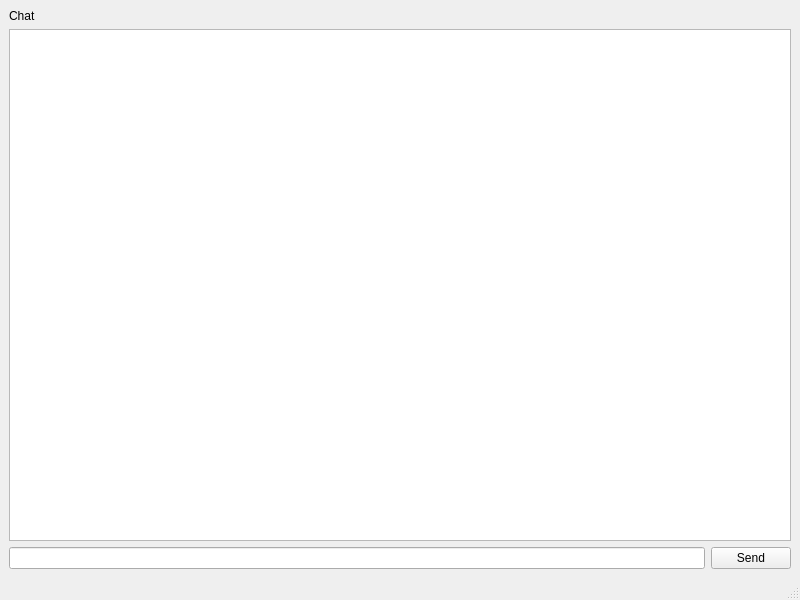
The window that qt/TcpSocketChat/ChatClient/mainwindow.ui (ilyayunkin/CppSandbox) describes before a commit, drawn with Qt 5.
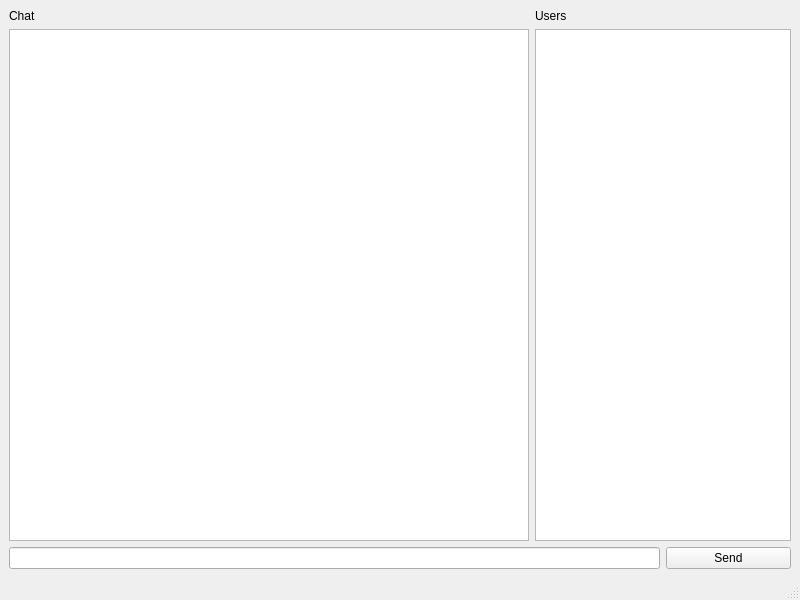
The same window after the commit.

Commit message: User list feature implemented in the chat

```diff
--- a/qt/TcpSocketChat/ChatClient/mainwindow.ui
+++ b/qt/TcpSocketChat/ChatClient/mainwindow.ui
@@ -15,27 +15,37 @@
   </property>
   <widget class="QWidget" name="centralwidget">
    <layout class="QGridLayout" name="gridLayout">
-    <item row="1" column="0" colspan="2">
+    <item row="0" column="0">
+     <widget class="QLabel" name="label">
+      <property name="text">
+       <string>Chat</string>
+      </property>
+     </widget>
+    </item>
+    <item row="1" column="0">
      <widget class="QTextEdit" name="chatTextEdit">
       <property name="readOnly">
        <bool>true</bool>
       </property>
      </widget>
     </item>
-    <item row="2" column="0">
-     <widget class="QLineEdit" name="messageLineEdit"/>
+    <item row="1" column="1" colspan="2">
+     <widget class="QTextEdit" name="userListTextEdit"/>
     </item>
-    <item row="2" column="1">
+    <item row="2" column="2">
      <widget class="QPushButton" name="sendButtonButton">
       <property name="text">
        <string>Send</string>
       </property>
      </widget>
     </item>
-    <item row="0" column="0">
-     <widget class="QLabel" name="label">
+    <item row="2" column="0" colspan="2">
+     <widget class="QLineEdit" name="messageLineEdit"/>
+    </item>
+    <item row="0" column="1" colspan="2">
+     <widget class="QLabel" name="label_2">
       <property name="text">
-       <string>Chat</string>
+       <string>Users</string>
       </property>
      </widget>
     </item>
```
The commit also changes 21 other files.
